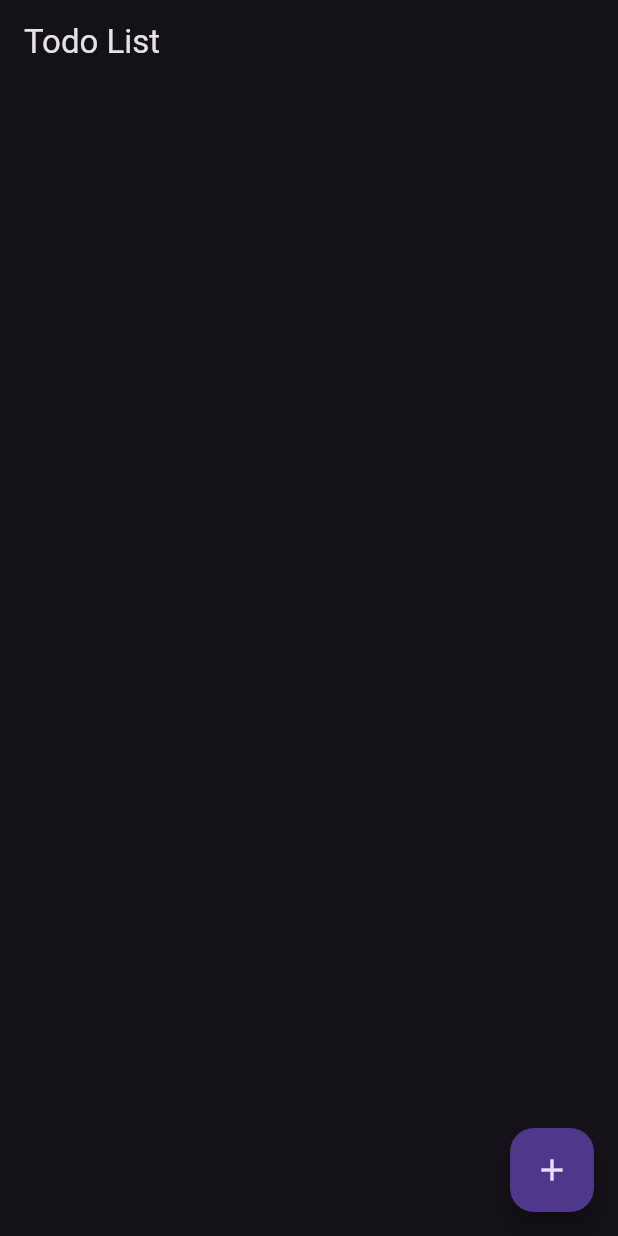
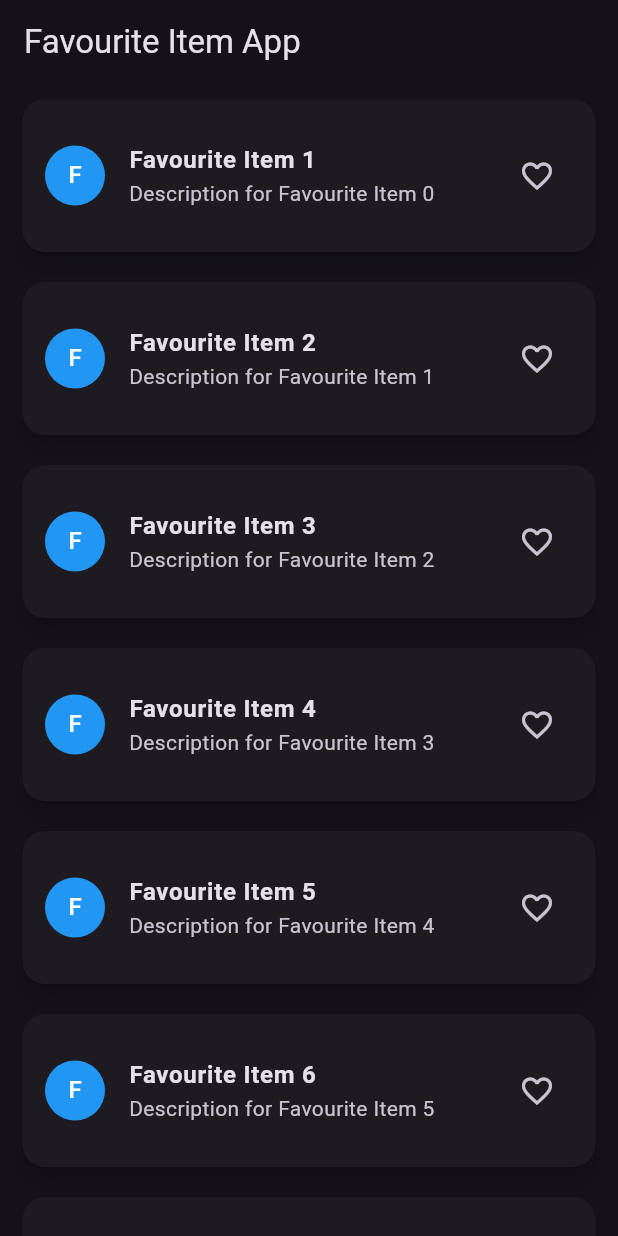
Before and after one commit to Rohit-Chandra-007/bloc_example, a Flutter app: the screen it shows after launch, on a phone screen of 412 x 824 dp. Run offline on Flutter 3.47's test engine with Material 3 defaults, Android fonts, the phone set to English and light mode, and no system bars; our stand-ins replace equatable, flutter_bloc, image_picker.

Commit message:
Implement Favourite Item functionality: add FavItemBloc, events, and states; create FavouriteItem model and UI for managing favourite items

```diff
--- /dev/null
+++ b/lib/features/favourite/bloc/fav_item_bloc.dart
@@ -0,0 +1,35 @@
+import 'package:bloc_example/features/favourite/model/fav_item.dart';
+import 'package:bloc_example/features/favourite/repository/favourite_repository.dart';
+import 'package:equatable/equatable.dart';
+import 'package:flutter_bloc/flutter_bloc.dart';
+
+part 'fav_item_event.dart';
+part 'fav_item_state.dart';
+
+class FavItemBloc extends Bloc<FavItemEvent, FavItemState> {
+  FavouriteRepository favouriteRepository;
+  List<FavouriteItem> favouriteItems = [];
+  FavItemBloc(this.favouriteRepository) : super(FavItemInitial()) {
+    on<FetchFavItem>(_fetchFavItem);
+    on<AddFavItem>(_markFavourite);
+  }
+
+  void _fetchFavItem(FetchFavItem event, Emitter<FavItemState> emit) async {
+    emit(state.copyWith(status: ListStatus.loading));
+    favouriteItems = await favouriteRepository.fetchFavouriteItem();
+    if (state is FavItemUpdated) {
+      emit(FavItemUpdated(
+          favouriteItems: List.from(favouriteItems),
+          status: ListStatus.success));
+    }
+  }
+
+  void _markFavourite(AddFavItem event, Emitter<FavItemState> emit) {
+    final index = favouriteItems
+        .indexWhere((element) => element.id == event.favouriteItem.id);
+    favouriteItems[index] = event.favouriteItem;
+    if (state is FavItemUpdated) {
+      emit(state.copyWith(favouriteItems: List.from(favouriteItems)));
+    }
+  }
+}
--- /dev/null
+++ b/lib/features/favourite/bloc/fav_item_event.dart
@@ -0,0 +1,19 @@
+part of 'fav_item_bloc.dart';
+
+sealed class FavItemEvent extends Equatable {
+  const FavItemEvent();
+
+  @override
+  List<Object> get props => [];
+}
+
+final class FetchFavItem extends FavItemEvent {}
+
+final class AddFavItem extends FavItemEvent {
+  final FavouriteItem favouriteItem;
+
+  const AddFavItem({required this.favouriteItem});
+
+  @override
+  List<Object> get props => [favouriteItem];
+}
--- /dev/null
+++ b/lib/features/favourite/bloc/fav_item_state.dart
@@ -0,0 +1,29 @@
+part of 'fav_item_bloc.dart';
+
+enum ListStatus { failure, loading, success }
+
+sealed class FavItemState extends Equatable {
+  const FavItemState({required this.favouriteItems, required this.status});
+
+  final List<FavouriteItem> favouriteItems;
+  final ListStatus status;
+
+  FavItemState copyWith(
+      {List<FavouriteItem>? favouriteItems, ListStatus? status}) {
+    return FavItemUpdated(
+        favouriteItems: favouriteItems ?? this.favouriteItems,
+        status: status ?? this.status);
+  }
+
+  @override
+  List<Object> get props => [favouriteItems, status];
+}
+
+final class FavItemInitial extends FavItemState {
+  const FavItemInitial(
+      {super.favouriteItems = const [], super.status = ListStatus.loading});
+}
+
+final class FavItemUpdated extends FavItemState {
+  const FavItemUpdated({required super.favouriteItems, required super.status});
+}
--- /dev/null
+++ b/lib/features/favourite/model/fav_item.dart
@@ -0,0 +1,36 @@
+import 'package:equatable/equatable.dart';
+
+class FavouriteItem extends Equatable {
+  final String id;
+  final String name;
+  final String description;
+  final bool isFavourite;
+  final bool isDeleted;
+
+  const FavouriteItem({
+    required this.id,
+    required this.name,
+    required this.description,
+    this.isFavourite = false,
+    required this.isDeleted,
+  });
+
+  FavouriteItem copyWith({
+    String? id,
+    String? name,
+    String? description,
+    bool? isFavourite,
+    bool? isDeleted,
+  }) {
+    return FavouriteItem(
+      id: id ?? this.id,
+      name: name ?? this.name,
+      description: description ?? this.description,
+      isFavourite: isFavourite ?? this.isFavourite,
+      isDeleted: isDeleted ?? this.isDeleted,
+    );
+  }
+
+  @override
+  List<Object?> get props => [id, name, description, isFavourite, isDeleted];
+}
--- /dev/null
+++ b/lib/features/favourite/repository/favourite_repository.dart
@@ -0,0 +1,18 @@
+import 'package:bloc_example/features/favourite/model/fav_item.dart';
+
+class FavouriteRepository {
+  Future<List<FavouriteItem>> fetchFavouriteItem() async {
+    return Future.delayed(
+      const Duration(seconds: 3),
+      () => List.generate(
+        10,
+        (index) => FavouriteItem(
+          id: index.toString(),
+          name: 'Favourite Item ${index + 1}',
+          description: 'Description for Favourite Item $index',
+          isDeleted: false,
+        ),
+      ),
+    );
+  }
+}
--- /dev/null
+++ b/lib/features/favourite/ui/fav_item_screen.dart
@@ -0,0 +1,89 @@
+import 'package:bloc_example/features/favourite/bloc/fav_item_bloc.dart';
+import 'package:bloc_example/features/favourite/model/fav_item.dart';
+import 'package:flutter/material.dart';
+import 'package:flutter_bloc/flutter_bloc.dart';
+
+class FavItemScreen extends StatefulWidget {
+  const FavItemScreen({super.key});
+
+  @override
+  State<FavItemScreen> createState() => _FavItemScreenState();
+}
+
+class _FavItemScreenState extends State<FavItemScreen> {
+  @override
+  void initState() {
+    context.read<FavItemBloc>().add(FetchFavItem());
+    super.initState();
+  }
+
+  @override
+  Widget build(BuildContext context) {
+    return Scaffold(
+      appBar: AppBar(
+        title: Text('Favourite Item App'),
+      ),
+      body: BlocBuilder<FavItemBloc, FavItemState>(
+        bloc: BlocProvider.of<FavItemBloc>(context),
+        builder: (context, state) {
+          if (state.status == ListStatus.loading) {
+            return Center(
+              child: CircularProgressIndicator(),
+            );
+          } else if (state.status == ListStatus.success) {
+            return ListView.builder(
+              itemCount: state.favouriteItems.length,
+              itemBuilder: (context, index) {
+                final favItem = state.favouriteItems[index];
+                return Card(
+                  elevation: 5,
+                  margin: EdgeInsets.symmetric(vertical: 10, horizontal: 15),
+                  shape: RoundedRectangleBorder(
+                    borderRadius: BorderRadius.circular(15),
+                  ),
+                  child: ListTile(
+                    contentPadding: EdgeInsets.all(15),
+                    leading: CircleAvatar(
+                      backgroundColor: Colors.blue,
+                      child: Text(
+                        favItem.name[0],
+                        style: TextStyle(color: Colors.white),
+                      ),
+                    ),
+                    title: Text(
+                      favItem.name,
+                      style: TextStyle(fontWeight: FontWeight.bold),
+                    ),
+                    subtitle: Text(favItem.description),
+                    trailing: IconButton(
+                      icon: favItem.isFavourite
+                          ? Icon(Icons.favorite, color: Colors.red)
+                          : Icon(Icons.favorite_border),
+                      onPressed: () {
+                        // Add your onPressed code here!
+                        final favouriteItem = FavouriteItem(
+                          id: favItem.id,
+                          name: favItem.name,
+                          description: favItem.description,
+                          isFavourite: !favItem.isFavourite,
+                          isDeleted: favItem.isDeleted,
+                        );
+                        context
+                            .read<FavItemBloc>()
+                            .add(AddFavItem(favouriteItem: favouriteItem));
+                      },
+                    ),
+                  ),
+                );
+              },
+            );
+          } else {
+            return Center(
+              child: Text('Something went wrong!'),
+            );
+          }
+        },
+      ),
+    );
+  }
+}
--- a/lib/main.dart
+++ b/lib/main.dart
@@ -1,8 +1,10 @@
 import 'package:bloc_example/features/counter/bloc/counter_bloc.dart';
+import 'package:bloc_example/features/favourite/bloc/fav_item_bloc.dart';
+import 'package:bloc_example/features/favourite/repository/favourite_repository.dart';
+import 'package:bloc_example/features/favourite/ui/fav_item_screen.dart';
 import 'package:bloc_example/features/image_uploader/bloc/image_picker_bloc.dart';
 import 'package:bloc_example/features/switch_slider/bloc/switch_bloc.dart';
 import 'package:bloc_example/features/todo/bloc/todo_bloc.dart';
-import 'package:bloc_example/features/todo/ui/todo_screen.dart';
 import 'package:bloc_example/utils/image_picker_utils.dart';
 import 'package:flutter/material.dart';
 import 'package:flutter_bloc/flutter_bloc.dart';
@@ -25,6 +27,9 @@ void main() {
         BlocProvider(
           create: (context) => TodoBloc(),
         ),
+        BlocProvider(
+          create: (context) => FavItemBloc(FavouriteRepository()),
+        ),
       ],
       child: MyApp(),
     ),
@@ -39,7 +44,7 @@ class MyApp extends StatelessWidget {
     return MaterialApp(
       title: 'Flutter Demo',
       theme: ThemeData.dark(),
-      home: TodoScreen(),
+      home: FavItemScreen(),
     );
   }
 }
```
